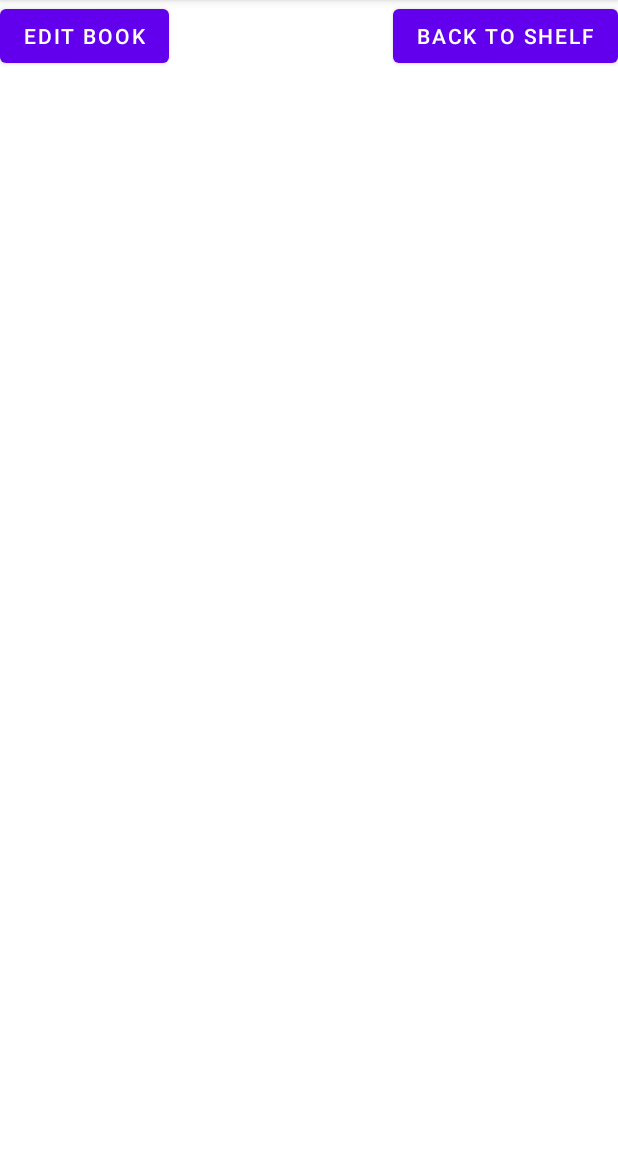
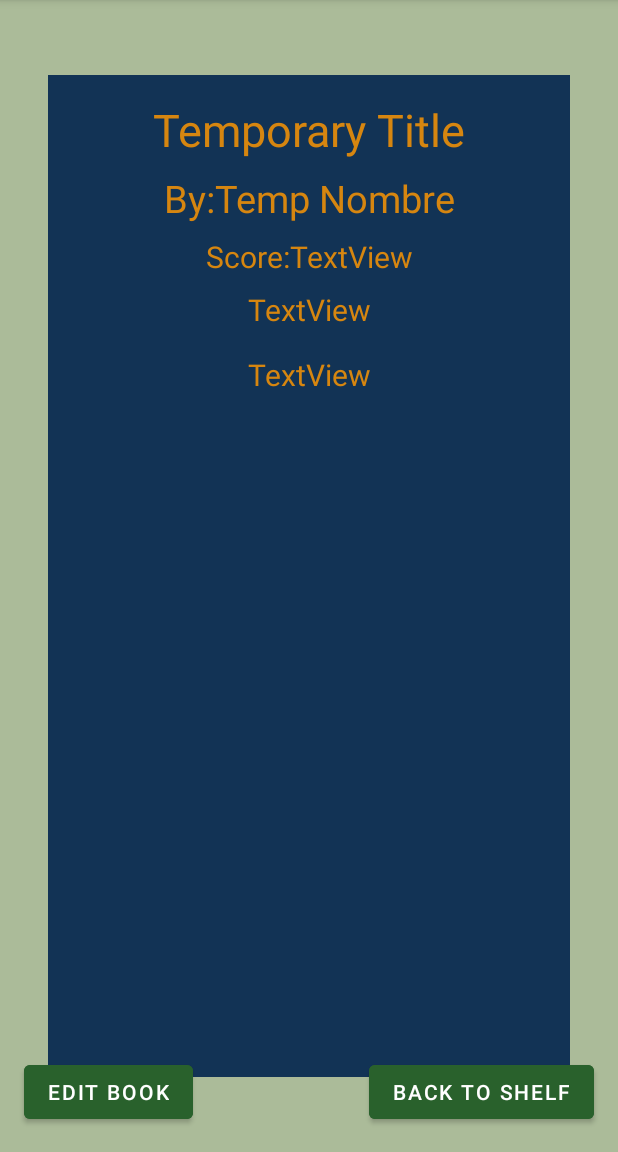
Before and after one commit to EmmaBelle13/Digital_Library, an Android app: the BookInfoFragment screen opened through its navigation route, on a phone screen of 412 x 824 dp, the part 84-1236 px from its top. Run offline under Robolectric (Android 15) with nearby library versions, the phone set to English and light mode, and no system bars; our stand-ins replace Firebase (no records; nobody signed in at launch, a user with empty details on screens opened directly).

Commit message:
book info UI complete

```diff
--- a/app/src/main/res/layout/fragment_book_info.xml
+++ b/app/src/main/res/layout/fragment_book_info.xml
@@ -4,22 +4,139 @@
     xmlns:tools="http://schemas.android.com/tools"
     android:layout_width="match_parent"
     android:layout_height="match_parent"
-    tools:context=".BookInfoFragment">
+    tools:context=".BookInfoFragment"
+    android:background = "@color/light_green">
 
+
+    <TextView
+        android:id="@+id/book_background"
+        android:layout_width="0dp"
+        android:layout_height="0dp"
+        android:layout_marginStart="32dp"
+        android:layout_marginTop="50dp"
+        android:layout_marginEnd="32dp"
+        android:layout_marginBottom="50dp"
+        android:background="@color/blue"
+        android:text=""
+        app:layout_constraintBottom_toBottomOf="parent"
+        app:layout_constraintEnd_toEndOf="parent"
+        app:layout_constraintHorizontal_bias="0.0"
+        app:layout_constraintStart_toStartOf="parent"
+        app:layout_constraintTop_toTopOf="parent"
+        app:layout_constraintVertical_bias="1.0" />
+
+    <LinearLayout
+        android:id="@+id/authour_layout"
+        android:layout_width="wrap_content"
+        android:layout_height="wrap_content"
+        android:layout_marginTop="8dp"
+        android:orientation="horizontal"
+        app:layout_constraintEnd_toEndOf="@+id/book_background"
+        app:layout_constraintStart_toStartOf="@+id/book_background"
+        app:layout_constraintTop_toBottomOf="@+id/title_text_info">
+
+        <TextView
+            android:id="@+id/by_box"
+            android:layout_width="wrap_content"
+            android:layout_height="wrap_content"
+            android:text="@string/by_text"
+            android:textColor="@color/gold"
+            android:textSize="25sp" />
+
+        <TextView
+            android:id="@+id/authors_name"
+            android:layout_width="wrap_content"
+            android:layout_height="wrap_content"
+            android:text="Temp Nombre"
+            android:textColor="@color/gold"
+            android:textSize="25sp" />
+
+    </LinearLayout>
 
     <Button
         android:id="@+id/back_button"
         android:layout_width="wrap_content"
         android:layout_height="wrap_content"
+        android:layout_marginEnd="16dp"
+        android:layout_marginBottom="16dp"
         android:text="@string/back_button_text"
-        app:layout_constraintEnd_toEndOf="parent"
-        app:layout_constraintTop_toTopOf="parent" />
+        app:layout_constraintBottom_toBottomOf="parent"
+        android:backgroundTint="@color/dark_green"
+        app:layout_constraintEnd_toEndOf="parent" />
 
     <Button
         android:id="@+id/edit_button"
         android:layout_width="wrap_content"
         android:layout_height="wrap_content"
+        android:layout_marginStart="16dp"
+        android:layout_marginBottom="16dp"
+         android:backgroundTint="@color/dark_green"
         android:text="@string/edit_book_button_text"
-        app:layout_constraintStart_toStartOf="parent"
-        app:layout_constraintTop_toTopOf="parent" />
+        app:layout_constraintBottom_toBottomOf="parent"
+        app:layout_constraintStart_toStartOf="parent" />
+
+    <TextView
+        android:id="@+id/title_text_info"
+        android:layout_width="wrap_content"
+        android:layout_height="wrap_content"
+        android:layout_marginTop="16dp"
+        android:text="Temporary Title"
+        android:textSize="30sp"
+        android:textColor="@color/gold"
+        app:layout_constraintEnd_toEndOf="@+id/book_background"
+        app:layout_constraintStart_toStartOf="@+id/book_background"
+        app:layout_constraintTop_toTopOf="@+id/book_background" />
+
+    <TextView
+        android:id="@+id/genre"
+        android:layout_width="wrap_content"
+        android:layout_height="wrap_content"
+        android:layout_marginTop="8dp"
+        android:text="TextView"
+        android:textColor="@color/gold"
+        android:textSize="20sp"
+        app:layout_constraintEnd_toEndOf="@+id/book_background"
+        app:layout_constraintStart_toStartOf="@+id/book_background"
+        app:layout_constraintTop_toBottomOf="@+id/linearLayout3" />
+
+    <LinearLayout
+        android:id="@+id/linearLayout3"
+        android:layout_width="wrap_content"
+        android:layout_height="wrap_content"
+        android:layout_marginTop="8dp"
+        android:orientation="horizontal"
+        app:layout_constraintEnd_toEndOf="@+id/book_background"
+        app:layout_constraintStart_toStartOf="@+id/book_background"
+        app:layout_constraintTop_toBottomOf="@+id/authour_layout">
+
+        <TextView
+            android:id="@+id/score_announcement"
+            android:layout_width="wrap_content"
+            android:layout_height="wrap_content"
+            android:text="@string/score_title"
+            android:textColor="@color/gold"
+            android:textSize="20sp" />
+
+        <TextView
+            android:id="@+id/score"
+            android:layout_width="wrap_content"
+            android:layout_height="wrap_content"
+            android:text="TextView"
+            android:textColor="@color/gold"
+            android:textSize="20sp" />
+
+    </LinearLayout>
+
+    <TextView
+        android:id="@+id/book_summary"
+        android:layout_width="wrap_content"
+        android:layout_height="wrap_content"
+        android:layout_marginTop="16dp"
+        android:text="TextView"
+        android:textColor="@color/gold"
+        android:textSize="20sp"
+        app:layout_constraintEnd_toEndOf="@+id/book_background"
+        app:layout_constraintStart_toStartOf="@+id/book_background"
+        app:layout_constraintTop_toBottomOf="@+id/genre" />
+
 </androidx.constraintlayout.widget.ConstraintLayout>
--- a/app/src/main/res/values/strings.xml
+++ b/app/src/main/res/values/strings.xml
@@ -24,6 +24,7 @@
            <item>Comedy</item>
            <item>Romance</item>
     </string-array>
+    <string name="by_text">By:</string>
 
 
 </resources>
```
